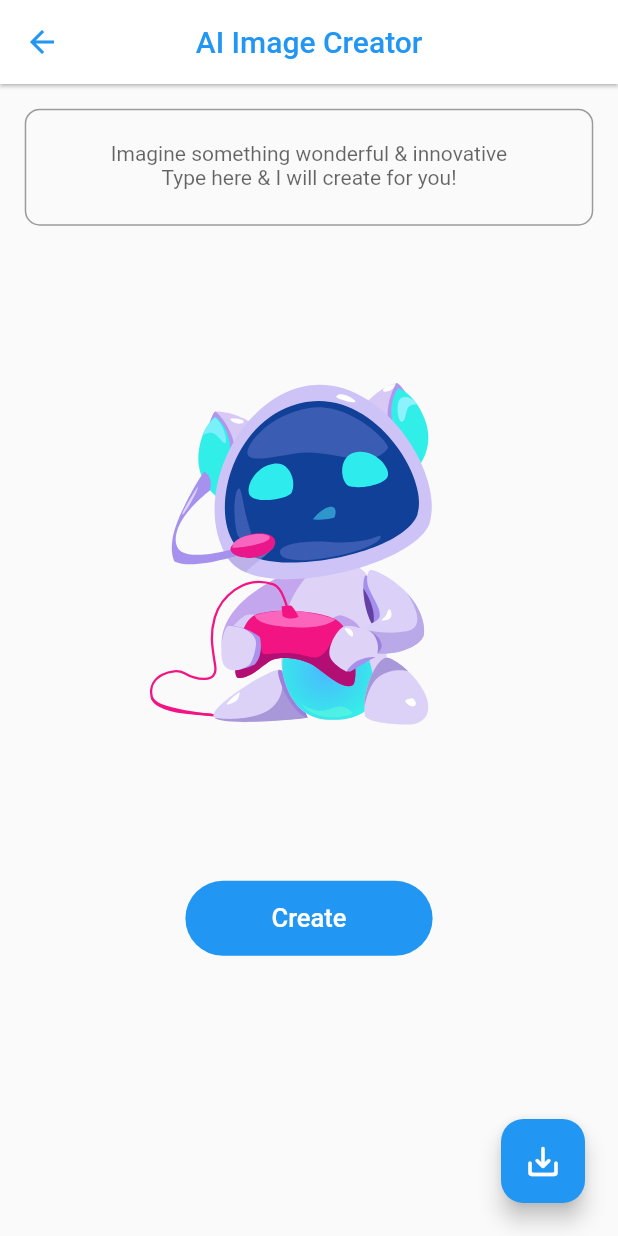
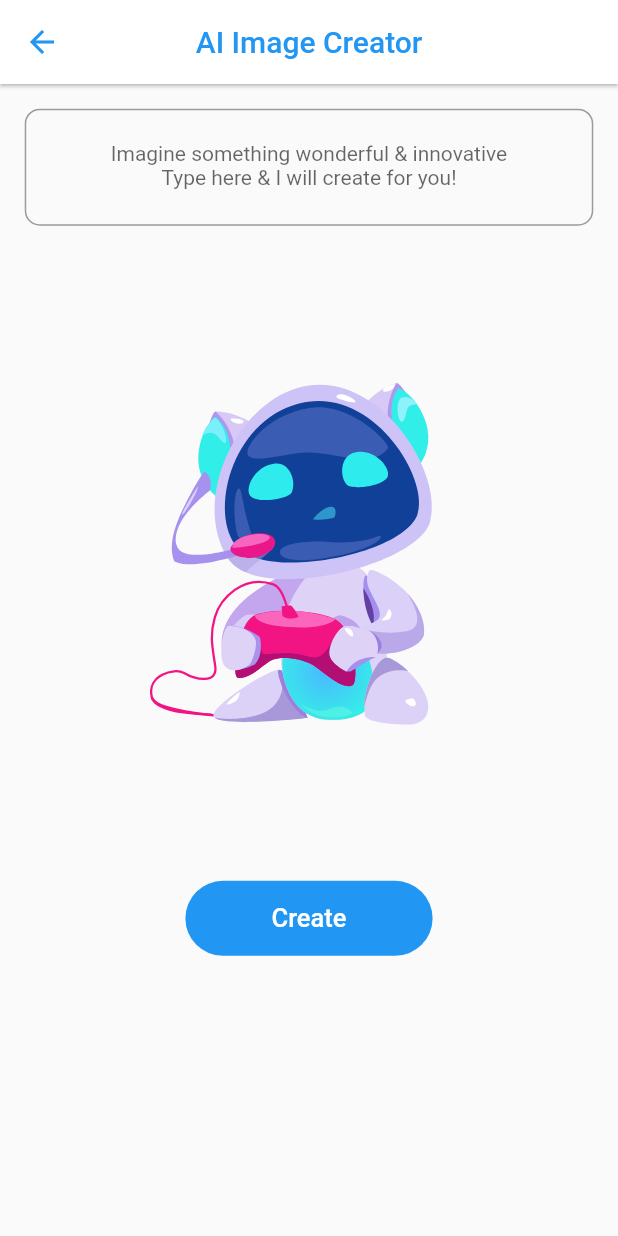
Before and after one commit to Pratham-Makwana/VisionAiBot, a Flutter app: the ImageFeature screen opened directly, on a phone screen of 412 x 824 dp. Run offline on Flutter 3.47's test engine with Material 3 defaults, Android fonts, the phone set to English and light mode, and no system bars; our stand-ins replace animated_text_kit, cached_network_image, flutter_animate, get, google_generative_ai, hive and 1 more; missing offline and left inert: dart_openai, gallery_saver_updated; accounts and stored records are empty; statements that could not run were skipped; project files that could hold a hidden picture were left out.

Commit message:
Gallery Saver To Download Image

```diff
--- a/lib/screen/feature/image_feature.dart
+++ b/lib/screen/feature/image_feature.dart
@@ -25,18 +25,20 @@ class _ImageFeatureState extends State<ImageFeature> {
         title: const Text('AI Image Creator'),
       ),
 
-      floatingActionButton: Padding(
-          padding: const EdgeInsets.only(right: 6, bottom: 6),
-          child: FloatingActionButton(
-            onPressed: () {},
-            shape: const RoundedRectangleBorder(
-              borderRadius: BorderRadius.all(Radius.circular(15))
-            ),
-            child: const Icon(
-              Icons.save_alt_rounded,
-              size: 26,
-            ),
-          )),
+      /// download image button
+      floatingActionButton: Obx(
+        () => _controller.status.value == Status.complete
+            ? Padding(
+                padding: const EdgeInsets.only(right: 6, bottom: 6),
+                child: FloatingActionButton(
+                  onPressed: _controller.downloadImage ,
+                  shape: const RoundedRectangleBorder(
+                      borderRadius: BorderRadius.all(Radius.circular(15))),
+                  child: const Icon(Icons.save_alt_rounded, size: 26),
+                ),
+              )
+            : const SizedBox(),
+      ),
 
       /// body
       body: ListView(
--- a/pubspec.yaml
+++ b/pubspec.yaml
@@ -46,6 +46,9 @@ dependencies:
   # Google Gemini Ai Integration
   google_generative_ai: ^0.4.6
 
+  # For Storing image to Gallery
+  gallery_saver_updated: ^3.0.0
+
 dev_dependencies:
   flutter_test:
     sdk: flutter
```
Also changed, not shown: lib/controller/image_controller.dart (+37 -0 lines), pubspec.lock, 1 other file.
